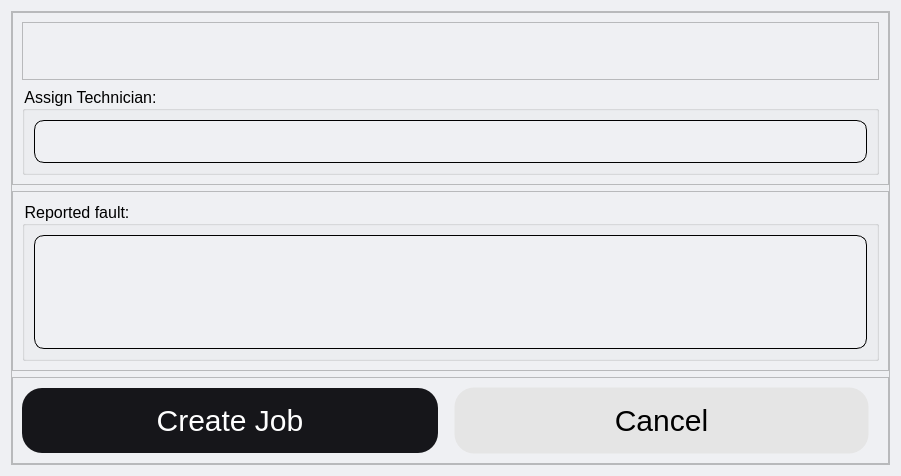
Old version of the form ui/assign_tech_dialog.ui in the repository qmohebi/equipment_library_desktop_app.
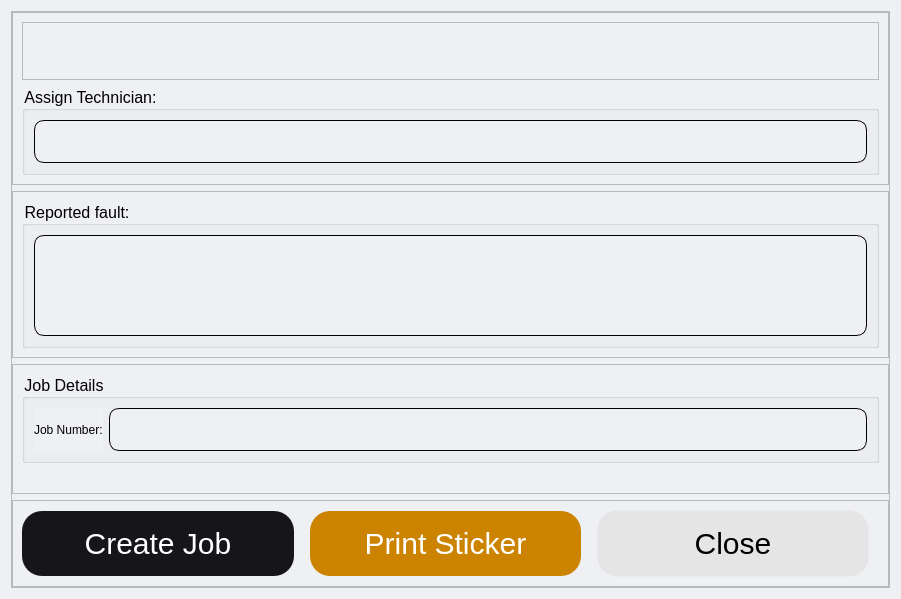
New version of the form.

Commit message: removed badget field for authenticated user, put rulls for radio button, seperated the creation of repair/ppm job from loan return and function job!

Patch:
```diff
--- a/ui/assign_tech_dialog.ui
+++ b/ui/assign_tech_dialog.ui
@@ -7,7 +7,7 @@
     <x>0</x>
     <y>0</y>
     <width>901</width>
-    <height>476</height>
+    <height>599</height>
    </rect>
   </property>
   <property name="windowTitle">
@@ -67,26 +67,26 @@
 background-color:#3561fb;
 }
 
-QPushButton#btn_confirm,#btn_print,#btn_cancel{
+QPushButton#btn_confirm,#btn_print,#btn_close, #btn_print{
 text-align: centre;
 font: 30px;
 padding: 15px 50px;
 }
 
 
-QPushButton#btn_cancel{
+QPushButton#btn_close{
 	background-color: #e5e5e5;
 	color: black;
 	border: 1px solid transparent;
 	font: 30px;
 }
 
-QPushButton#btn_cancel:hover{
+QPushButton#btn_close:hover{
 	background-color: #b2b2b2;
 	color: black;
 	font: 30px;
 }
-QPushButton#btn_cancel:pressed{
+QPushButton#btn_close:pressed{
 	background-color: #989898;
 }
 
@@ -99,6 +99,16 @@
 background-color:#cc8400;
 }
 
+QPushButton#btn_print:hover{
+background-color:#f29c00;
+}
+
+QPushButton#btn_print:pressed{
+background-color:#b27300;
+}
+
+
+
 
 </string>
   </property>
@@ -124,33 +134,25 @@
       <property name="bottomMargin">
        <number>0</number>
       </property>
-      <item row="2" column="0">
-       <widget class="QFrame" name="frame_3">
+      <item row="1" column="0">
+       <widget class="QFrame" name="frame_2">
         <property name="frameShape">
          <enum>QFrame::StyledPanel</enum>
         </property>
         <property name="frameShadow">
          <enum>QFrame::Raised</enum>
         </property>
-        <layout class="QHBoxLayout" name="horizontalLayout">
-         <item>
-          <widget class="QPushButton" name="btn_confirm">
-           <property name="cursor">
-            <cursorShape>PointingHandCursor</cursorShape>
+        <layout class="QGridLayout" name="gridLayout">
+         <item row="1" column="0">
+          <widget class="QGroupBox" name="groupBox_2">
+           <property name="title">
+            <string>Reported fault:</string>
            </property>
-           <property name="text">
-            <string>Create Job</string>
-           </property>
-          </widget>
-         </item>
-         <item>
-          <widget class="QPushButton" name="btn_cancel">
-           <property name="cursor">
-            <cursorShape>PointingHandCursor</cursorShape>
-           </property>
-           <property name="text">
-            <string>Cancel</string>
-           </property>
+           <layout class="QVBoxLayout" name="verticalLayout_2">
+            <item>
+             <widget class="QPlainTextEdit" name="txt_reported_fault"/>
+            </item>
+           </layout>
           </widget>
          </item>
         </layout>
@@ -165,18 +167,6 @@
          <enum>QFrame::Raised</enum>
         </property>
         <layout class="QGridLayout" name="gridLayout_2">
-         <item row="1" column="0">
-          <widget class="QGroupBox" name="groupBox">
-           <property name="title">
-            <string>Assign Technician:</string>
-           </property>
-           <layout class="QVBoxLayout" name="verticalLayout">
-            <item>
-             <widget class="QLineEdit" name="txt_technician"/>
-            </item>
-           </layout>
-          </widget>
-         </item>
          <item row="0" column="0">
           <widget class="QFrame" name="frame_4">
            <property name="frameShape">
@@ -199,26 +189,100 @@
            </layout>
           </widget>
          </item>
-        </layout>
-       </widget>
-      </item>
-      <item row="1" column="0">
-       <widget class="QFrame" name="frame_2">
-        <property name="frameShape">
-         <enum>QFrame::StyledPanel</enum>
-        </property>
-        <property name="frameShadow">
-         <enum>QFrame::Raised</enum>
-        </property>
-        <layout class="QGridLayout" name="gridLayout">
-         <item row="1" column="0">
-          <widget class="QGroupBox" name="groupBox_2">
+         <item row="2" column="0">
+          <widget class="QGroupBox" name="groupBox">
            <property name="title">
-            <string>Reported fault:</string>
+            <string>Assign Technician:</string>
            </property>
-           <layout class="QVBoxLayout" name="verticalLayout_2">
+           <layout class="QVBoxLayout" name="verticalLayout">
             <item>
-             <widget class="QPlainTextEdit" name="txt_reported_fault"/>
+             <widget class="QLineEdit" name="txt_technician"/>
+            </item>
+           </layout>
+          </widget>
+         </item>
+        </layout>
+       </widget>
+      </item>
+      <item row="3" column="0">
+       <widget class="QFrame" name="frame_3">
+        <property name="frameShape">
+         <enum>QFrame::StyledPanel</enum>
+        </property>
+        <property name="frameShadow">
+         <enum>QFrame::Raised</enum>
+        </property>
+        <layout class="QHBoxLayout" name="horizontalLayout">
+         <item>
+          <widget class="QPushButton" name="btn_confirm">
+           <property name="cursor">
+            <cursorShape>PointingHandCursor</cursorShape>
+           </property>
+           <property name="text">
+            <string>Create Job</string>
+           </property>
+          </widget>
+         </item>
+         <item>
+          <widget class="QPushButton" name="btn_print">
+           <property name="cursor">
+            <cursorShape>PointingHandCursor</cursorShape>
+           </property>
+           <property name="text">
+            <string>Print Sticker</string>
+           </property>
+          </widget>
+         </item>
+         <item>
+          <widget class="QPushButton" name="btn_close">
+           <property name="cursor">
+            <cursorShape>PointingHandCursor</cursorShape>
+           </property>
+           <property name="text">
+            <string>Close</string>
+           </property>
+          </widget>
+         </item>
+        </layout>
+       </widget>
+      </item>
+      <item row="2" column="0">
+       <widget class="QFrame" name="frame_5">
+        <property name="minimumSize">
+         <size>
+          <width>0</width>
+          <height>0</height>
+         </size>
+        </property>
+        <property name="frameShape">
+         <enum>QFrame::StyledPanel</enum>
+        </property>
+        <property name="frameShadow">
+         <enum>QFrame::Raised</enum>
+        </property>
+        <layout class="QGridLayout" name="gridLayout_6">
+         <property name="bottomMargin">
+          <number>30</number>
+         </property>
+         <item row="0" column="0">
+          <widget class="QGroupBox" name="grp_job_number">
+           <property name="title">
+            <string>Job Details</string>
+           </property>
+           <layout class="QGridLayout" name="gridLayout_5">
+            <item row="0" column="0">
+             <widget class="QLabel" name="label">
+              <property name="text">
+               <string>Job Number:</string>
+              </property>
+             </widget>
+            </item>
+            <item row="0" column="1">
+             <widget class="QLineEdit" name="txt_job_number">
+              <property name="enabled">
+               <bool>false</bool>
+              </property>
+             </widget>
             </item>
            </layout>
           </widget>
```
The commit also changes 11 other files.
